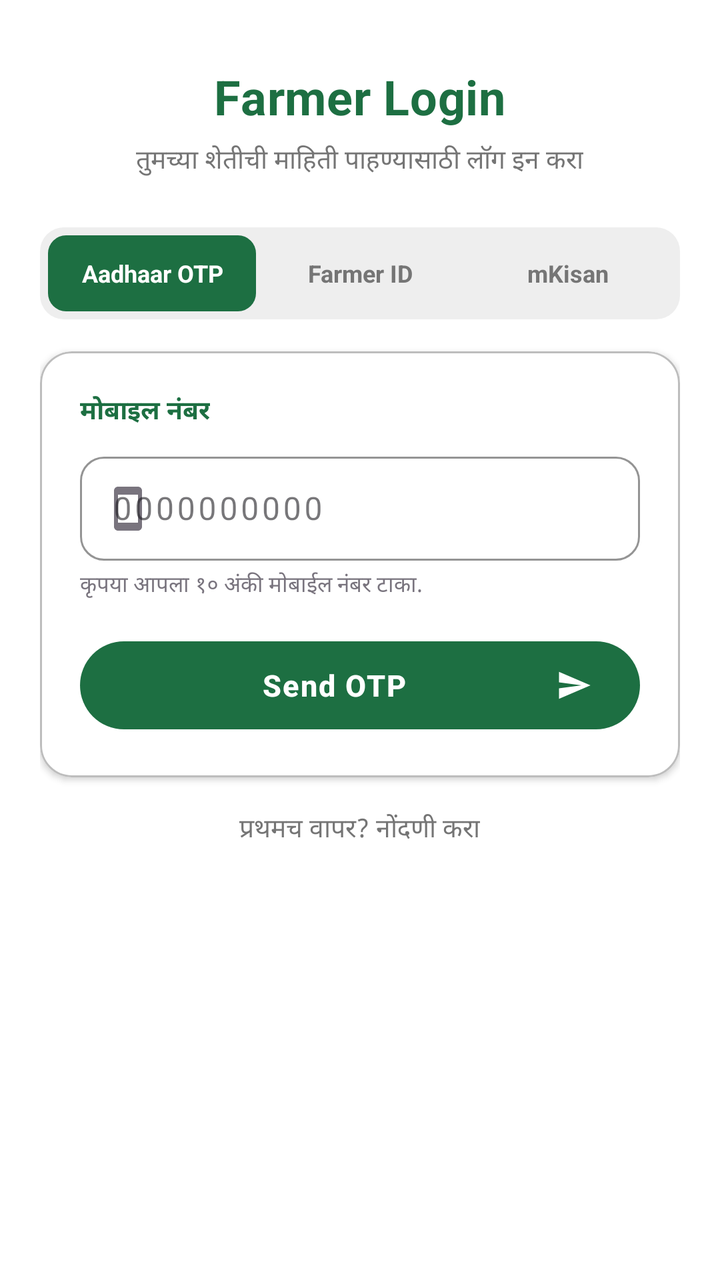
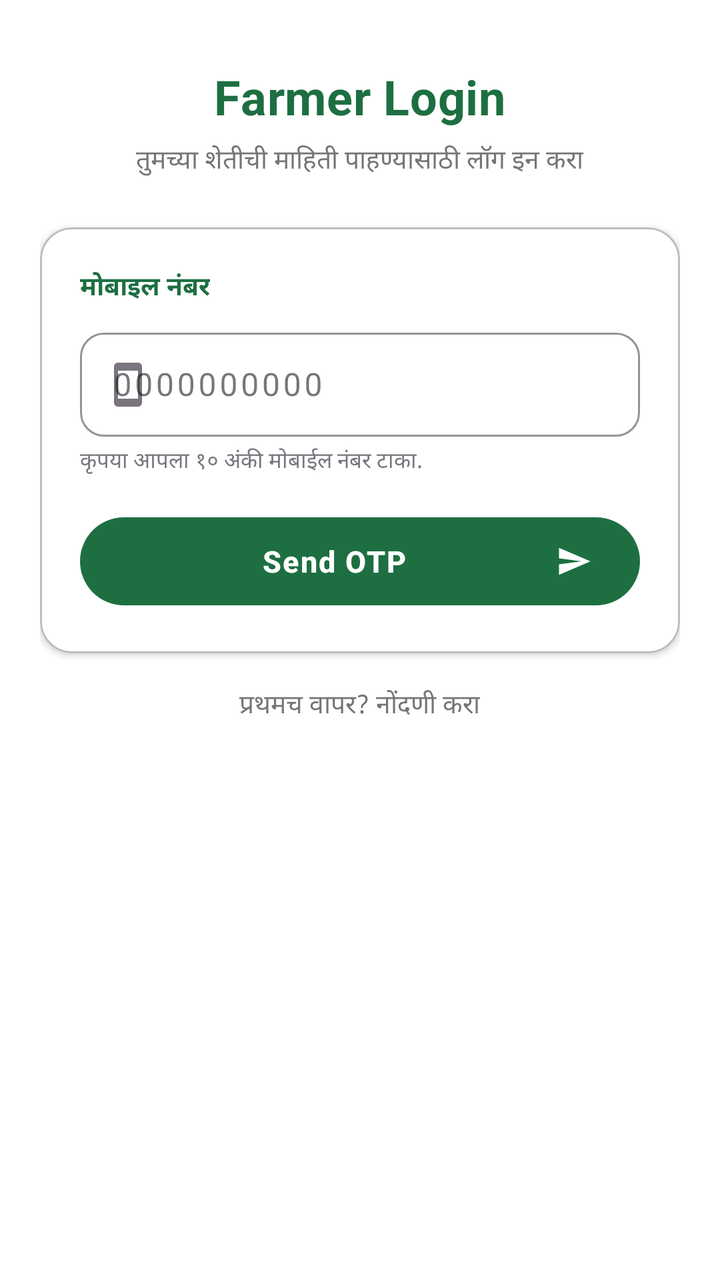

An Android layout rendered at two revisions. The XML below is the earlier revision; the diff shows what the commit changed to produce the second picture.
<!-- AndroidManifest.xml: application theme Theme.SmartEPeekPahani -->
<!-- res/layout/fragment_login.xml -->
<?xml version="1.0" encoding="utf-8"?>
<androidx.core.widget.NestedScrollView
    xmlns:android="http://schemas.android.com/apk/res/android"
    xmlns:app="http://schemas.android.com/apk/res-auto"
    android:layout_width="match_parent"
    android:layout_height="match_parent"
    android:background="@color/surface_container_lowest"
    android:fillViewport="true">

    <LinearLayout
        android:layout_width="match_parent"
        android:layout_height="wrap_content"
        android:orientation="vertical"
        android:paddingStart="20dp"
        android:paddingEnd="20dp"
        android:paddingTop="32dp"
        android:paddingBottom="32dp">

        
        <LinearLayout
            android:layout_width="match_parent"
            android:layout_height="wrap_content"
            android:orientation="vertical"
            android:gravity="center"
            android:layout_marginBottom="24dp">

            <TextView
                android:id="@+id/tv_title"
                android:layout_width="wrap_content"
                android:layout_height="wrap_content"
                android:text="@string/str_auto_78"
                android:textColor="@color/primary"
                android:textSize="24sp"
                android:textStyle="bold"
                android:letterSpacing="0.01" />

            <TextView
                android:id="@+id/tv_subtitle"
                android:layout_width="wrap_content"
                android:layout_height="wrap_content"
                android:text="@string/str_auto_79"
                android:textColor="@color/on_surface_variant"
                android:textSize="13sp"
                android:layout_marginTop="6dp"
                android:gravity="center"
                android:lineSpacingExtra="2dp" />
        </LinearLayout>

        
        <LinearLayout
            android:layout_width="match_parent"
            android:layout_height="46dp"
            android:orientation="horizontal"
            android:background="@drawable/bg_tab_container"
            android:padding="4dp"
            android:layout_marginBottom="16dp">

            <TextView
                android:id="@+id/tab_aadhaar"
                android:layout_width="0dp"
                android:layout_height="match_parent"
                android:layout_weight="1"
                android:gravity="center"
                android:text="Aadhaar OTP"
                android:textSize="12sp"
                android:textStyle="bold"
                android:textColor="@color/on_primary"
                android:background="@drawable/bg_tab_active"
                android:clickable="true"
                android:focusable="true" />

            <TextView
                android:id="@+id/tab_farmer"
                android:layout_width="0dp"
                android:layout_height="match_parent"
                android:layout_weight="1"
                android:gravity="center"
                android:text="Farmer ID"
                android:textSize="12sp"
                android:textStyle="bold"
                android:textColor="@color/on_surface_variant"
                android:background="@android:color/transparent"
                android:clickable="true"
                android:focusable="true" />

            <TextView
                android:id="@+id/tab_mkisan"
                android:layout_width="0dp"
                android:layout_height="match_parent"
                android:layout_weight="1"
                android:gravity="center"
                android:text="mKisan"
                android:textSize="12sp"
                android:textStyle="bold"
                android:textColor="@color/on_surface_variant"
                android:background="@android:color/transparent"
                android:clickable="true"
                android:focusable="true" />
        </LinearLayout>

        
        <com.google.android.material.card.MaterialCardView
            android:layout_width="match_parent"
            android:layout_height="wrap_content"
            app:cardBackgroundColor="@color/surface_container_lowest"
            app:cardCornerRadius="16dp"
            app:cardElevation="2dp"
            app:strokeColor="@color/outline_variant"
            app:strokeWidth="1dp"
            android:layout_marginBottom="16dp">

            <LinearLayout
                android:layout_width="match_parent"
                android:layout_height="wrap_content"
                android:orientation="vertical"
                android:padding="20dp">

                
                <TextView
                    android:layout_width="wrap_content"
                    android:layout_height="wrap_content"
                    android:text="@string/str_auto_80"
                    android:textColor="@color/primary"
                    android:textSize="13sp"
                    android:textStyle="bold"
                    android:layout_marginBottom="8dp" />

                
                <com.google.android.material.textfield.TextInputLayout
                    android:id="@+id/til_mobile"
                    android:layout_width="match_parent"
                    android:layout_height="wrap_content"
                    style="@style/Widget.MaterialComponents.TextInputLayout.OutlinedBox"
                    app:startIconDrawable="@drawable/ic_smartphone"
                    app:startIconTint="@color/outline"
                    app:boxStrokeColor="@color/primary"
                    app:hintTextColor="@color/primary"
                    app:boxCornerRadiusTopStart="12dp"
                    app:boxCornerRadiusTopEnd="12dp"
                    app:boxCornerRadiusBottomStart="12dp"
                    app:boxCornerRadiusBottomEnd="12dp">

                    <com.google.android.material.textfield.TextInputEditText
                        android:id="@+id/et_mobile"
                        android:layout_width="match_parent"
                        android:layout_height="52dp"
                        android:hint="@string/str_auto_85"
                        android:inputType="phone"
                        android:maxLength="10"
                        android:textSize="16sp"
                        android:letterSpacing="0.1"
                        android:textColor="@color/on_surface" />
                </com.google.android.material.textfield.TextInputLayout>

                
                <TextView
                    android:layout_width="wrap_content"
                    android:layout_height="wrap_content"
                    android:text="@string/str_auto_81"
                    android:textColor="@color/outline"
                    android:textSize="11sp"
                    android:layout_marginTop="4dp"
                    android:layout_marginBottom="16dp" />

                
                <com.google.android.material.button.MaterialButton
                    android:id="@+id/btn_send_otp"
                    android:layout_width="match_parent"
                    android:layout_height="52dp"
                    android:text="@string/str_auto_82"
                    android:textSize="15sp"
                    android:textStyle="bold"
                    android:letterSpacing="0.05"
                    app:backgroundTint="@color/primary"
                    app:cornerRadius="26dp"
                    app:icon="@drawable/ic_send"
                    app:iconGravity="end"
                    app:iconSize="18dp" />

            </LinearLayout>
        </com.google.android.material.card.MaterialCardView>

        
        <TextView
            android:id="@+id/tv_register_link"
            android:layout_width="wrap_content"
            android:layout_height="wrap_content"
            android:layout_gravity="center_horizontal"
            android:gravity="center"
            android:text="@string/str_auto_83"
            android:textColor="@color/on_surface_variant"
            android:textSize="13sp" />

    </LinearLayout>
</androidx.core.widget.NestedScrollView>
<!-- resources referenced by this layout -->
<resources>
  <color name="on_primary">#FFFFFF</color>
  <color name="on_surface">#1C1B1F</color>
  <color name="on_surface_variant">#757575</color>
  <color name="outline">#79747E</color>
  <color name="outline_variant">#BDBDBD</color>
  <color name="primary">#1D6F42</color>
  <color name="surface_container_lowest">#FFFFFF</color>
  <!-- drawable bg_tab_active (drawable) -->
  <?xml version="1.0" encoding="utf-8"?>
  <shape xmlns:android="http://schemas.android.com/apk/res/android"
      android:shape="rectangle">
      <solid android:color="@color/primary" />
      <corners android:radius="9dp" />
  </shape>
  <!-- drawable bg_tab_container (drawable) -->
  <?xml version="1.0" encoding="utf-8"?>
  <shape xmlns:android="http://schemas.android.com/apk/res/android"
      android:shape="rectangle">
      <solid android:color="@color/surface_container" />
      <corners android:radius="12dp" />
  </shape>
  <!-- drawable ic_send (drawable) -->
  <vector xmlns:android="http://schemas.android.com/apk/res/android"
      android:width="24dp"
      android:height="24dp"
      android:viewportWidth="24"
      android:viewportHeight="24">
      <path
          android:fillColor="#000000"
          android:pathData="M2.01,21L23,12 2.01,3 2,10l15,2 -15,2z"/>
  </vector>
  <!-- drawable ic_smartphone (drawable) -->
  <vector xmlns:android="http://schemas.android.com/apk/res/android"
      android:width="24dp"
      android:height="24dp"
      android:viewportWidth="24"
      android:viewportHeight="24">
      <path
          android:fillColor="#000000"
          android:pathData="M17,1.01L7,1c-1.1,0 -2,0.9 -2,2v18c0,1.1 0.9,2 2,2h10c1.1,0 2,-0.9 2,-2V3c0,-1.1 -0.9,-1.99 -2,-1.99zM17,19H7V5h10v14z"/>
  </vector>
  <string name="str_auto_78">Farmer Login</string>
  <string name="str_auto_79">तुमच्या शेतीची माहिती पाहण्यासाठी लॉग इन करा</string>
  <string name="str_auto_80">मोबाइल नंबर</string>
  <string name="str_auto_81">कृपया आपला १० अंकी मोबाईल नंबर टाका.</string>
  <string name="str_auto_82">Send OTP</string>
  <string name="str_auto_83">प्रथमच वापर? नोंदणी करा</string>
  <string name="str_auto_85">0000000000</string>
  <style name="Theme.SmartEPeekPahani" parent="Theme.Material3.Light.NoActionBar">
          <item name="colorPrimary">@color/gov_green</item>
          <item name="colorPrimaryVariant">@color/gov_green_dark</item>
          <item name="colorOnPrimary">@color/white</item>
          <item name="colorSecondary">@color/warning_orange</item>
          <item name="android:windowBackground">@color/background_color</item>
          <item name="android:statusBarColor">@color/gov_green</item>
      </style>
  <color name="surface_container">#EEEEEE</color>
  <color name="gov_green">#1D6F42</color>
  <color name="gov_green_dark">#0F4024</color>
  <color name="white">#FFFFFF</color>
  <color name="warning_orange">#F57C00</color>
  <color name="background_color">#FAFAFA</color>
</resources>

<!-- the commit's change to res/layout/fragment_login.xml (unified diff, before → after) -->
@@ -44,58 +44,6 @@
                 android:layout_marginTop="6dp"
                 android:gravity="center"
                 android:lineSpacingExtra="2dp" />
-        </LinearLayout>
-
-        
-        <LinearLayout
-            android:layout_width="match_parent"
-            android:layout_height="46dp"
-            android:orientation="horizontal"
-            android:background="@drawable/bg_tab_container"
-            android:padding="4dp"
-            android:layout_marginBottom="16dp">
-
-            <TextView
-                android:id="@+id/tab_aadhaar"
-                android:layout_width="0dp"
-                android:layout_height="match_parent"
-                android:layout_weight="1"
-                android:gravity="center"
-                android:text="Aadhaar OTP"
-                android:textSize="12sp"
-                android:textStyle="bold"
-                android:textColor="@color/on_primary"
-                android:background="@drawable/bg_tab_active"
-                android:clickable="true"
-                android:focusable="true" />
-
-            <TextView
-                android:id="@+id/tab_farmer"
-                android:layout_width="0dp"
-                android:layout_height="match_parent"
-                android:layout_weight="1"
-                android:gravity="center"
-                android:text="Farmer ID"
-                android:textSize="12sp"
-                android:textStyle="bold"
-                android:textColor="@color/on_surface_variant"
-                android:background="@android:color/transparent"
-                android:clickable="true"
-                android:focusable="true" />
-
-            <TextView
-                android:id="@+id/tab_mkisan"
-                android:layout_width="0dp"
-                android:layout_height="match_parent"
-                android:layout_weight="1"
-                android:gravity="center"
-                android:text="mKisan"
-                android:textSize="12sp"
-                android:textStyle="bold"
-                android:textColor="@color/on_surface_variant"
-                android:background="@android:color/transparent"
-                android:clickable="true"
-                android:focusable="true" />
         </LinearLayout>
 
         
<!-- resource entries referenced after the edit -->
@@ -1,26 +1,11 @@
 <!-- resources referenced by this layout -->
 <resources>
-  <color name="on_primary">#FFFFFF</color>
   <color name="on_surface">#1C1B1F</color>
   <color name="on_surface_variant">#757575</color>
   <color name="outline">#79747E</color>
   <color name="outline_variant">#BDBDBD</color>
   <color name="primary">#1D6F42</color>
   <color name="surface_container_lowest">#FFFFFF</color>
-  <!-- drawable bg_tab_active (drawable) -->
-  <?xml version="1.0" encoding="utf-8"?>
-  <shape xmlns:android="http://schemas.android.com/apk/res/android"
-      android:shape="rectangle">
-      <solid android:color="@color/primary" />
-      <corners android:radius="9dp" />
-  </shape>
-  <!-- drawable bg_tab_container (drawable) -->
-  <?xml version="1.0" encoding="utf-8"?>
-  <shape xmlns:android="http://schemas.android.com/apk/res/android"
-      android:shape="rectangle">
-      <solid android:color="@color/surface_container" />
-      <corners android:radius="12dp" />
-  </shape>
   <!-- drawable ic_send (drawable) -->
   <vector xmlns:android="http://schemas.android.com/apk/res/android"
       android:width="24dp"
@@ -56,7 +41,6 @@
           <item name="android:windowBackground">@color/background_color</item>
           <item name="android:statusBarColor">@color/gov_green</item>
       </style>
-  <color name="surface_container">#EEEEEE</color>
   <color name="gov_green">#1D6F42</color>
   <color name="gov_green_dark">#0F4024</color>
   <color name="white">#FFFFFF</color>
